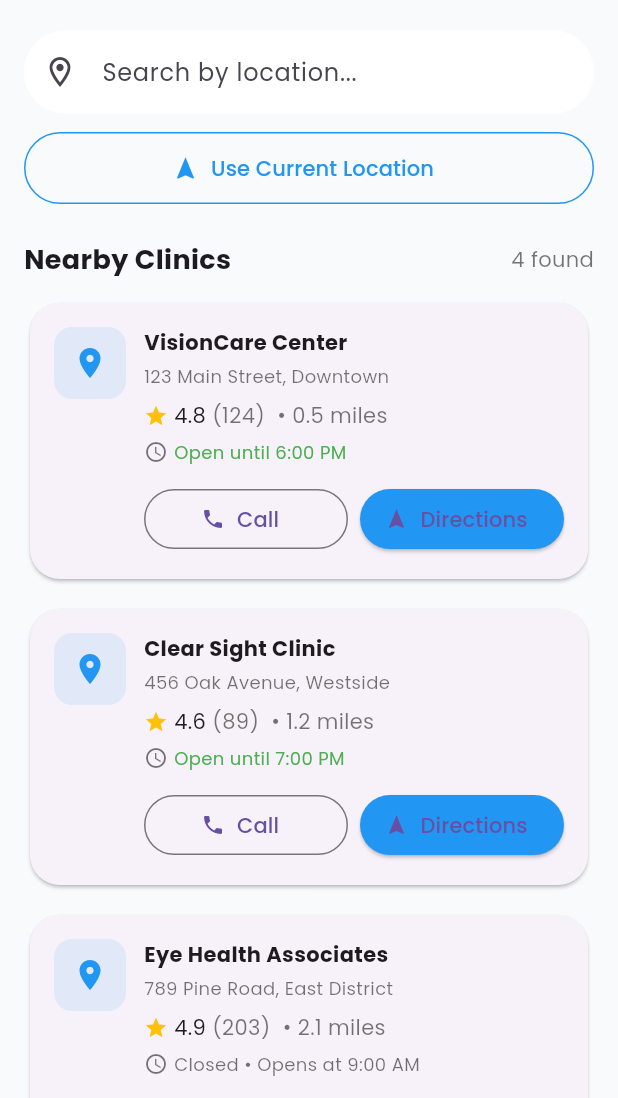
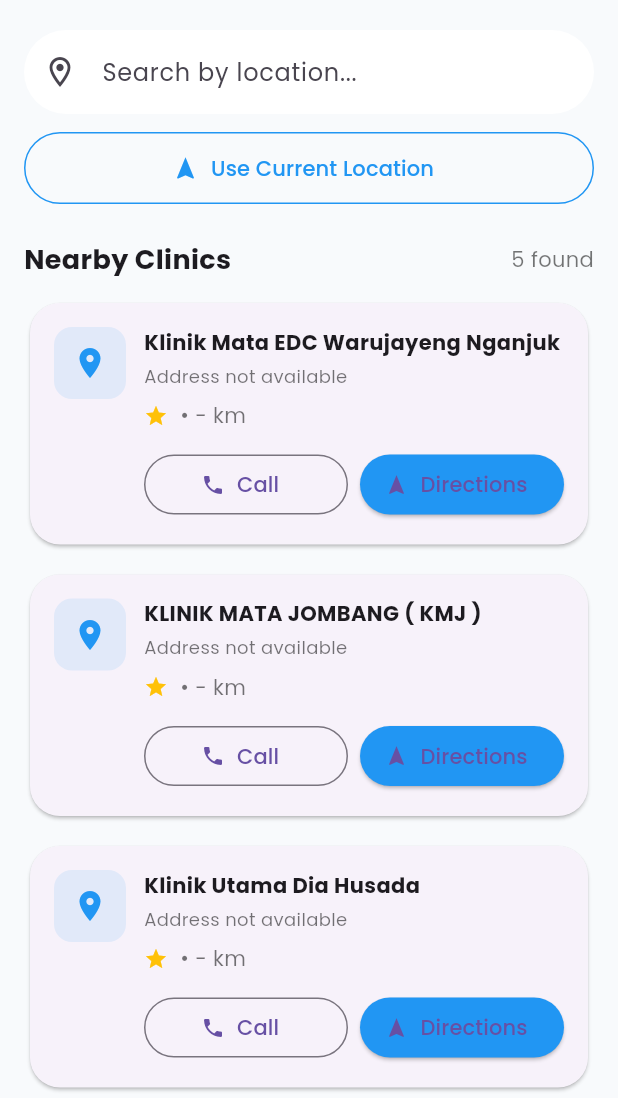
Before and after one commit to pritaaa/eyecare, a Flutter app: the screen it shows after launch, after a tap on "Clinics", on a phone screen of 412 x 824 dp, the part 138-1236 px from its top. Run offline on Flutter 3.47's test engine with Material 3 defaults, Android fonts, the phone set to English and light mode, and no system bars; our stand-ins replace geocoding, geolocator.

Commit message:
add nearby clinic

```diff
--- /dev/null
+++ b/eye_care_app/lib/clinic/clinic_data.dart
@@ -0,0 +1,29 @@
+import 'package:eye_care_app/clinic/clinic_model.dart';
+
+final List<ClinicModel> clinics = [
+  ClinicModel(
+    name: "Klinik Mata EDC Warujayeng Nganjuk",
+    lat: -7.6329502583980275,
+    lng: 112.01771441534498,
+  ),
+  ClinicModel(
+    name: "KLINIK MATA JOMBANG ( KMJ )",
+    lat: -7.564608508521359,
+    lng: 112.23626032207514,
+  ),
+  ClinicModel(
+    name: "Klinik Utama Dia Husada",
+    lat: -7.764440414469047,
+    lng: 112.14894172207194,
+  ),
+  ClinicModel(
+    name: "Klinik Mata EDC Mojoagung Jombang",
+    lat: -7.5685862214905395,
+    lng: 112.35634186255338,
+  ),
+  ClinicModel(
+    name: "Klinik Mata Ayu Siwi",
+    lat: -7.601488626318928,
+    lng: 111.90868483741166,
+  ),
+];
--- /dev/null
+++ b/eye_care_app/lib/clinic/clinic_model.dart
@@ -0,0 +1,18 @@
+class ClinicModel {
+  final String name;
+  final double lat;
+  final double lng;
+  double? distance;
+  String? address;
+
+  ClinicModel({
+    required this.name,
+    required this.lat,
+    required this.lng,
+    this.distance,
+    this.address,
+  });
+
+  String get gmapsUrl =>
+      "https://www.google.com/maps/search/?api=1&query=$lat,$lng";
+}
--- a/eye_care_app/lib/screens/clinic_screen.dart
+++ b/eye_care_app/lib/screens/clinic_screen.dart
@@ -1,53 +1,125 @@
+import 'dart:math';
+
+import 'package:eye_care_app/clinic/clinic_data.dart';
 import 'package:flutter/material.dart';
+import 'package:geocoding/geocoding.dart';
+import 'package:geolocator/geolocator.dart';
 
-class ClinicFinderScreen extends StatelessWidget {
+class ClinicFinderScreen extends StatefulWidget {
   const ClinicFinderScreen({super.key});
+  @override
+  State<ClinicFinderScreen> createState() => _ClinicFinderScreenState();
+}
+
+class _ClinicFinderScreenState extends State<ClinicFinderScreen> {
+  bool _isLoading = false;
+  late List<Map<String, dynamic>> _clinics;
+
+  @override
+  void initState() {
+    super.initState();
+    // Konversi ClinicModel ke Map agar bisa diedit (misal: update jarak/alamat)
+    _clinics = clinics
+        .map(
+          (c) => {
+            'name': c.name,
+            'lat': c.lat,
+            'lng': c.lng,
+            'distance': c.distance,
+            'address': c.address,
+            'distanceValue': 0.0,
+          },
+        )
+        .toList();
+    _getCurrentLocation();
+  }
+
+  double calculateDistance(double lat1, double lon1, double lat2, double lon2) {
+    const earthRadius = 6371;
+
+    final dLat = _deg2rad(lat2 - lat1);
+    final dLon = _deg2rad(lon2 - lon1);
+
+    final a =
+        sin(dLat / 2) * sin(dLat / 2) +
+        cos(_deg2rad(lat1)) *
+            cos(_deg2rad(lat2)) *
+            sin(dLon / 2) *
+            sin(dLon / 2);
+
+    final c = 2 * atan2(sqrt(a), sqrt(1 - a));
+    return earthRadius * c;
+  }
+
+  double _deg2rad(double deg) => deg * (pi / 180);
+
+  Future<void> _getCurrentLocation() async {
+    setState(() => _isLoading = true);
+
+    try {
+      // 1. Cek apakah GPS/Layanan Lokasi aktif
+      bool serviceEnabled = await Geolocator.isLocationServiceEnabled();
+      if (!serviceEnabled) {
+        throw Exception('Location services are disabled.');
+      }
+
+      // 2. Cek dan Request Izin
+      LocationPermission permission = await Geolocator.checkPermission();
+      if (permission == LocationPermission.denied) {
+        permission = await Geolocator.requestPermission();
+        if (permission == LocationPermission.denied) {
+          throw Exception('Location permissions are denied');
+        }
+      }
+
+      if (permission == LocationPermission.deniedForever) {
+        throw Exception('Location permissions are permanently denied');
+      }
+
+      // 3. Ambil posisi
+      final position = await Geolocator.getCurrentPosition(
+        desiredAccuracy: LocationAccuracy.high,
+      );
+
+      final userLat = position.latitude;
+      final userLng = position.longitude;
+
+      for (var clinic in _clinics) {
+        final dist = calculateDistance(
+          userLat,
+          userLng,
+          clinic['lat'],
+          clinic['lng'],
+        );
+        clinic['distanceValue'] = dist;
+        clinic['distance'] = dist;
+      }
+
+      _clinics.sort((a, b) => a['distanceValue'].compareTo(b['distanceValue']));
+    } catch (e) {
+      debugPrint("Error getting location: $e");
+    } finally {
+      if (mounted) setState(() => _isLoading = false);
+    }
+  }
+
+  Future<String> _getAddressFromLatLng(double lat, double lng) async {
+    try {
+      final placemarks = await placemarkFromCoordinates(lat, lng);
+
+      if (placemarks.isNotEmpty) {
+        final p = placemarks.first;
+        return "${p.street}, ${p.locality}";
+      }
+    } catch (e) {
+      debugPrint("Geocoding error: $e");
+    }
+
+    return "Address not available";
+  }
 
   @override
   Widget build(BuildContext context) {
-    final clinics = [
-      {
-        'name': 'VisionCare Center',
-        'address': '123 Main Street, Downtown',
-        'distance': '0.5 miles',
-        'rating': 4.8,
-        'reviews': 124,
-        'hours': 'Open until 6:00 PM',
-        'phone': '(555) 123-4567',
-        'isOpen': true,
-      },
-      {
-        'name': 'Clear Sight Clinic',
-        'address': '456 Oak Avenue, Westside',
-        'distance': '1.2 miles',
-        'rating': 4.6,
-        'reviews': 89,
-        'hours': 'Open until 7:00 PM',
-        'phone': '(555) 234-5678',
-        'isOpen': true,
-      },
-      {
-        'name': 'Eye Health Associates',
-        'address': '789 Pine Road, East District',
-        'distance': '2.1 miles',
-        'rating': 4.9,
-        'reviews': 203,
-        'hours': 'Closed • Opens at 9:00 AM',
-        'phone': '(555) 345-6789',
-        'isOpen': false,
-      },
-      {
-        'name': 'Premier Eye Clinic',
-        'address': '321 Elm Street, Northside',
-        'distance': '2.8 miles',
-        'rating': 4.7,
-        'reviews': 156,
-        'hours': 'Open until 8:00 PM',
-        'phone': '(555) 456-7890',
-        'isOpen': true,
-      },
-    ];
-
     return Scaffold(
       backgroundColor: const Color(0xFFF8FAFC),
       appBar: AppBar(
@@ -61,7 +133,6 @@ class ClinicFinderScreen extends StatelessWidget {
         child: Column(
           crossAxisAlignment: CrossAxisAlignment.start,
           children: [
-
             /// ================= HEADER =================
             const Text(
               'Eye care centers near you',
@@ -93,10 +164,16 @@ class ClinicFinderScreen extends StatelessWidget {
                 minimumSize: const Size(double.infinity, 48),
                 side: const BorderSide(color: Colors.blue),
               ),
-              onPressed: () {},
-              icon: const Icon(Icons.navigation, color: Colors.blue),
-              label: const Text(
-                'Use Current Location',
+              onPressed: _isLoading ? null : _getCurrentLocation,
+              icon: _isLoading
+                  ? const SizedBox(
+                      width: 20,
+                      height: 20,
+                      child: CircularProgressIndicator(strokeWidth: 2),
+                    )
+                  : const Icon(Icons.navigation, color: Colors.blue),
+              label: Text(
+                _isLoading ? 'Locating...' : 'Use Current Location',
                 style: TextStyle(color: Colors.blue),
               ),
             ),
@@ -121,7 +198,8 @@ class ClinicFinderScreen extends StatelessWidget {
             const SizedBox(height: 12),
 
             /// ================= CLINIC LIST =================
-            ...clinics.map((clinic) => Padding(
+            ..._clinics.map(
+              (clinic) => Padding(
                 padding: const EdgeInsets.only(bottom: 12),
                 child: Card(
                   shape: RoundedRectangleBorder(
@@ -139,61 +217,59 @@ class ClinicFinderScreen extends StatelessWidget {
                             crossAxisAlignment: CrossAxisAlignment.start,
                             children: [
                               Text(
-                                  clinic['name'] as String,
+                                clinic['name'],
                                 style: const TextStyle(
-                                      fontWeight: FontWeight.bold),
+                                  fontWeight: FontWeight.bold,
+                                ),
                               ),
                               const SizedBox(height: 4),
-                                Text(
-                                  clinic['address'] as String,
+                              clinic['address'] != null
+                                  ? Text(
+                                      clinic['address'],
                                       style: const TextStyle(
-                                      fontSize: 12, color: Colors.black54),
+                                        fontSize: 12,
+                                        color: Colors.black54,
+                                      ),
+                                    )
+                                  : FutureBuilder<String>(
+                                      future:
+                                          _getAddressFromLatLng(
+                                            clinic['lat'],
+                                            clinic['lng'],
+                                          ).then((val) {
+                                            clinic['address'] = val;
+                                            return val;
+                                          }),
+                                      builder: (context, snapshot) {
+                                        return Text(
+                                          snapshot.data ?? "Loading address...",
+                                          style: const TextStyle(
+                                            fontSize: 12,
+                                            color: Colors.black54,
+                                          ),
+                                        );
+                                      },
                                     ),
 
                               const SizedBox(height: 8),
 
                               Row(
                                 children: [
-                                    const Icon(Icons.star,
-                                        size: 16, color: Colors.amber),
-                                    const SizedBox(width: 4),
-                                    Text('${clinic['rating']}'),
-                                    const SizedBox(width: 4),
-                                    Text(
-                                      '(${clinic['reviews']})',
-                                      style: const TextStyle(
-                                          color: Colors.black54),
+                                  const Icon(
+                                    Icons.star,
+                                    size: 16,
+                                    color: Colors.amber,
                                   ),
                                   const SizedBox(width: 8),
                                   Text(
-                                      '• ${clinic['distance']}',
+                                    '• ${(clinic['distance'] as double?)?.toStringAsFixed(1) ?? '-'} km',
                                     style: const TextStyle(
-                                          color: Colors.black54),
-                                    ),
-                                  ],
-                                ),
-
-                                const SizedBox(height: 6),
-
-                                Row(
-                                  children: [
-                                    const Icon(Icons.access_time,
-                                        size: 16, color: Colors.black54),
-                                    const SizedBox(width: 4),
-                                    Text(
-                                      clinic['hours'] as String,
-                                      style: TextStyle(
-                                        fontSize: 12,
-                                        color: clinic['isOpen'] == true
-                                            ? Colors.green
-                                            : Colors.black54,
+                                      color: Colors.black54,
                                     ),
                                   ),
                                 ],
                               ),
-
                               const SizedBox(height: 12),
-
                               Row(
                                 children: [
                                   Expanded(
@@ -214,8 +290,10 @@ class ClinicFinderScreen extends StatelessWidget {
                                         shape: const StadiumBorder(),
                                       ),
                                       onPressed: () {},
-                                        icon: const Icon(Icons.navigation,
-                                            size: 16),
+                                      icon: const Icon(
+                                        Icons.navigation,
+                                        size: 16,
+                                      ),
                                       label: const Text('Directions'),
                                     ),
                                   ),
@@ -228,7 +306,8 @@ class ClinicFinderScreen extends StatelessWidget {
                     ),
                   ),
                 ),
-                )),
+              ),
+            ),
 
             /// ================= INFO CARD =================
             Card(
--- a/eye_care_app/pubspec.yaml
+++ b/eye_care_app/pubspec.yaml
@@ -36,6 +36,8 @@ dependencies:
   # The following adds the Cupertino Icons font to your application.
   # Use with the CupertinoIcons class for iOS style icons.
   cupertino_icons: ^1.0.8
+  geolocator: 14.0.2
+  geocoding: 4.0.0
 
 dev_dependencies:
   flutter_test:
```
Also changed, not shown: eye_care_app/lib/main.dart (+5 -17 lines), eye_care_app/pubspec.lock, 4 other files. Lines whose indentation alone changed are shown as unchanged.
